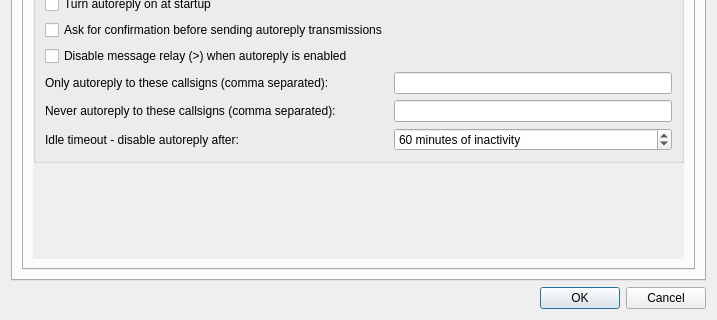
First picture: the form in JS8_UI/Configuration.ui, repository avantol/Subspace-Edition, before the edit; both pictures show x 0 to 717 and y 280 to 600 of the 717 by 600 pixel window.
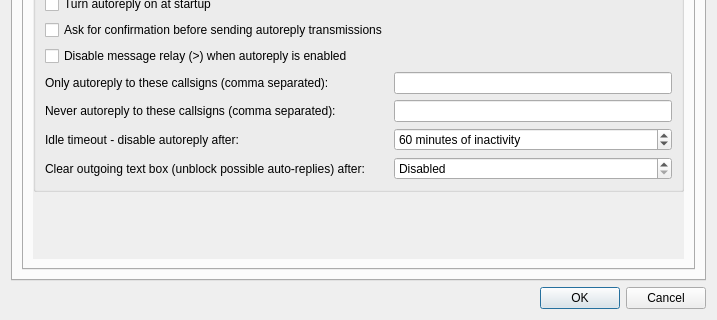
Second picture: the form after the edit. The open tabs and pages were chosen to show the change. Custom widgets are drawn as their Qt base class.

Commit message: Build 516: outgoing box clears after a send; JTTY conversation follows the band activity

Patch:
```diff
--- a/JS8_UI/Configuration.ui
+++ b/JS8_UI/Configuration.ui
@@ -1022,6 +1022,41 @@
                     </property>
                    </widget>
                   </item>
+                  <item row="6" column="0">
+                   <widget class="QLabel" name="label_clear_outgoing">
+                    <property name="text">
+                     <string>Clear outgoing text box (unblock possible auto-replies) after:</string>
+                    </property>
+                    <property name="buddy">
+                     <cstring>clear_outgoing_spin_box</cstring>
+                    </property>
+                   </widget>
+                  </item>
+                  <item row="6" column="1">
+                   <widget class="QSpinBox" name="clear_outgoing_spin_box">
+                    <property name="toolTip">
+                     <string>&lt;html&gt;&lt;head/&gt;&lt;body&gt;&lt;p&gt;Text left in the outgoing box after a send blocks auto-replies. This many seconds after a send ends, the box is cleared and, in JTTY mode, &quot;Directed to&quot; is de-selected. Typing in the meantime cancels it. Disabled = the text stays, as before.&lt;/p&gt;&lt;/body&gt;&lt;/html&gt;</string>
+                    </property>
+                    <property name="specialValueText">
+                     <string>Disabled</string>
+                    </property>
+                    <property name="suffix">
+                     <string> seconds after the send ends</string>
+                    </property>
+                    <property name="minimum">
+                     <number>0</number>
+                    </property>
+                    <property name="maximum">
+                     <number>3600</number>
+                    </property>
+                    <property name="singleStep">
+                     <number>5</number>
+                    </property>
+                    <property name="value">
+                     <number>0</number>
+                    </property>
+                   </widget>
+                  </item>
                   <item row="1" column="0">
                    <widget class="QCheckBox" name="autoreply_confirmation_check_box">
                     <property name="text">
```
The commit also changes 8 other files.
